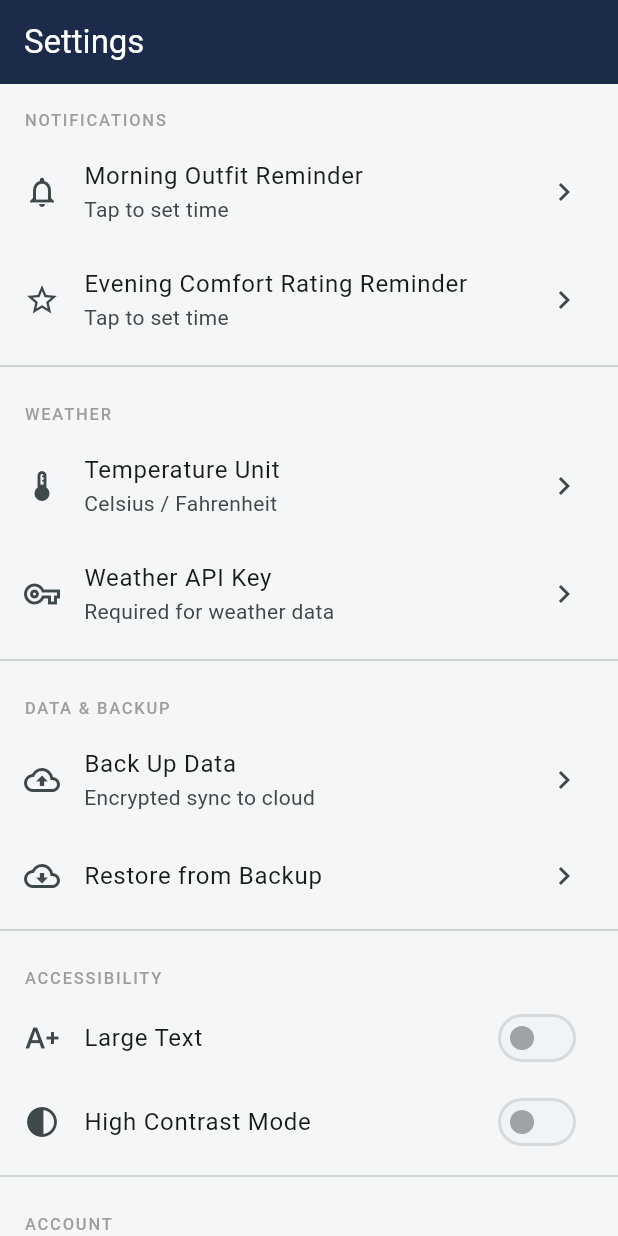
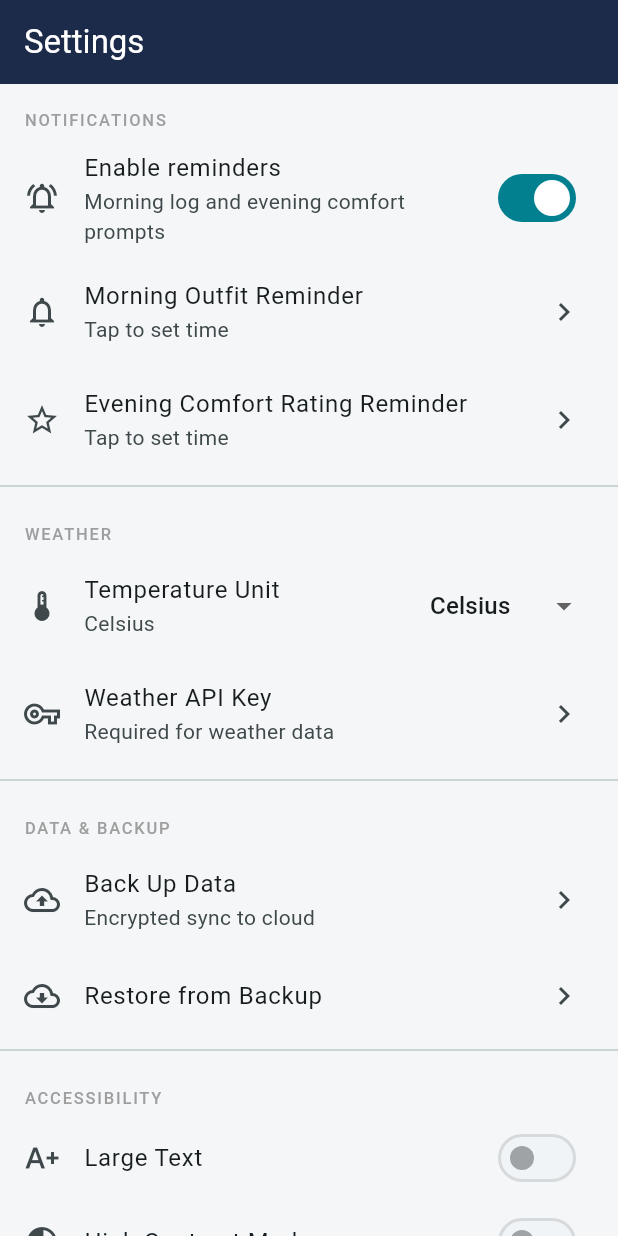
Before and after one commit to ToebyyBryant/SensoryWardrobe, a Flutter app: the SettingsScreen screen opened by its route, on a phone screen of 412 x 824 dp. Run offline on Flutter 3.47's test engine with Material 3 defaults, Android fonts, the phone set to English and light mode, and no system bars; our stand-ins replace cloud_firestore, firebase_auth, firebase_core, flutter_local_notifications, flutter_riverpod, flutter_secure_storage and 6 more; accounts and stored records are empty; generated files the repository leaves out were written again.

Commit message:
Wire settings and daily reminder scheduling
Implemented real notification reminders by adding timezone-based daily scheduling, permission requests, and app-level notification initialization. The settings screen is now fully interactive: users can enable/disable reminders, pick morning/evening times, change weather units, trigger backup/restore, and sign out with navigation to login. Also added focused SuggestionEngine tests covering warmth filtering, comfort-score ordering, and neutral scoring for unseen items,

```diff
--- a/sensory_wardrobe/lib/app.dart
+++ b/sensory_wardrobe/lib/app.dart
@@ -3,12 +3,14 @@ import 'package:flutter_riverpod/flutter_riverpod.dart';
 
 import 'core/router/app_router.dart';
 import 'core/theme/app_theme.dart';
+import 'features/notifications/presentation/providers/notification_providers.dart';
 
 class SensoryWardrobeApp extends ConsumerWidget {
   const SensoryWardrobeApp({super.key});
 
   @override
   Widget build(BuildContext context, WidgetRef ref) {
+    ref.watch(notificationInitProvider);
     final router = ref.watch(appRouterProvider);
 
     return MaterialApp.router(
--- a/sensory_wardrobe/lib/features/settings/presentation/screens/settings_screen.dart
+++ b/sensory_wardrobe/lib/features/settings/presentation/screens/settings_screen.dart
@@ -1,73 +1,210 @@
 import 'package:flutter/material.dart';
 import 'package:flutter_riverpod/flutter_riverpod.dart';
+import 'package:go_router/go_router.dart';
+
+import '../../../auth/presentation/providers/auth_providers.dart';
+import '../../../backup/presentation/providers/backup_providers.dart';
+import '../../../notifications/presentation/providers/notification_providers.dart';
+import '../providers/settings_providers.dart';
 
 /// P7.0 Notifications + P8.0 Backup settings
 class SettingsScreen extends ConsumerWidget {
   const SettingsScreen({super.key});
 
+  Future<void> _pickAndScheduleReminder(
+    BuildContext context,
+    WidgetRef ref, {
+    required String title,
+    required TimeOfDay initial,
+    required Future<void> Function(String value) persist,
+    required Future<void> Function(int hour, int minute) schedule,
+  }) async {
+    final selected = await showTimePicker(
+      context: context,
+      initialTime: initial,
+      helpText: title,
+    );
+
+    if (selected == null) return;
+
+    final hh = selected.hour.toString().padLeft(2, '0');
+    final mm = selected.minute.toString().padLeft(2, '0');
+    final value = '$hh:$mm';
+
+    await persist(value);
+    await schedule(selected.hour, selected.minute);
+  }
+
+  TimeOfDay _parseOrDefault(String? value, TimeOfDay fallback) {
+    if (value == null || !value.contains(':')) return fallback;
+    final parts = value.split(':');
+    if (parts.length != 2) return fallback;
+
+    final hour = int.tryParse(parts[0]);
+    final minute = int.tryParse(parts[1]);
+    if (hour == null || minute == null) return fallback;
+    if (hour < 0 || hour > 23 || minute < 0 || minute > 59) return fallback;
+
+    return TimeOfDay(hour: hour, minute: minute);
+  }
+
   @override
   Widget build(BuildContext context, WidgetRef ref) {
+    final settings = ref.watch(settingsProvider);
+    final settingsNotifier = ref.read(settingsProvider.notifier);
+    final notificationService = ref.read(notificationServiceProvider);
+    final backupState = ref.watch(backupNotifierProvider);
+
     return Scaffold(
       appBar: AppBar(title: const Text('Settings')),
       body: ListView(
-        children: const [
-          _SectionHeader('Notifications'),
-          ListTile(
-            leading: Icon(Icons.notifications_outlined),
-            title: Text('Morning Outfit Reminder'),
-            subtitle: Text('Tap to set time'),
-            trailing: Icon(Icons.chevron_right),
+        children: [
+          const _SectionHeader('Notifications'),
+          SwitchListTile(
+            secondary: const Icon(Icons.notifications_active_outlined),
+            title: const Text('Enable reminders'),
+            subtitle: const Text('Morning log and evening comfort prompts'),
+            value: settings.notificationsEnabled,
+            onChanged: (enabled) async {
+              await settingsNotifier.setNotificationsEnabled(enabled);
+
+              if (!enabled) {
+                await notificationService.cancelAll();
+                return;
+              }
+
+              await notificationService.initialize();
+              final morning = _parseOrDefault(
+                settings.morningReminderTime,
+                const TimeOfDay(hour: 8, minute: 0),
+              );
+              final evening = _parseOrDefault(
+                settings.eveningReminderTime,
+                const TimeOfDay(hour: 19, minute: 0),
+              );
+
+              await notificationService.scheduleMorningReminder(
+                morning.hour,
+                morning.minute,
+              );
+              await notificationService.scheduleEveningRatingReminder(
+                evening.hour,
+                evening.minute,
+              );
+            },
           ),
           ListTile(
-            leading: Icon(Icons.star_outline),
-            title: Text('Evening Comfort Rating Reminder'),
-            subtitle: Text('Tap to set time'),
-            trailing: Icon(Icons.chevron_right),
-          ),
-          Divider(),
-          _SectionHeader('Weather'),
-          ListTile(
-            leading: Icon(Icons.thermostat_outlined),
-            title: Text('Temperature Unit'),
-            subtitle: Text('Celsius / Fahrenheit'),
-            trailing: Icon(Icons.chevron_right),
+            leading: const Icon(Icons.notifications_outlined),
+            title: const Text('Morning Outfit Reminder'),
+            subtitle: Text(settings.morningReminderTime ?? 'Tap to set time'),
+            trailing: const Icon(Icons.chevron_right),
+            onTap: settings.notificationsEnabled
+                ? () => _pickAndScheduleReminder(
+                      context,
+                      ref,
+                      title: 'Morning reminder',
+                      initial: _parseOrDefault(
+                        settings.morningReminderTime,
+                        const TimeOfDay(hour: 8, minute: 0),
+                      ),
+                      persist: settingsNotifier.setMorningReminderTime,
+                      schedule: notificationService.scheduleMorningReminder,
+                    )
+                : null,
           ),
           ListTile(
+            leading: const Icon(Icons.star_outline),
+            title: const Text('Evening Comfort Rating Reminder'),
+            subtitle: Text(settings.eveningReminderTime ?? 'Tap to set time'),
+            trailing: const Icon(Icons.chevron_right),
+            onTap: settings.notificationsEnabled
+                ? () => _pickAndScheduleReminder(
+                      context,
+                      ref,
+                      title: 'Evening reminder',
+                      initial: _parseOrDefault(
+                        settings.eveningReminderTime,
+                        const TimeOfDay(hour: 19, minute: 0),
+                      ),
+                      persist: settingsNotifier.setEveningReminderTime,
+                      schedule:
+                          notificationService.scheduleEveningRatingReminder,
+                    )
+                : null,
+          ),
+          const Divider(),
+          const _SectionHeader('Weather'),
+          ListTile(
+            leading: const Icon(Icons.thermostat_outlined),
+            title: const Text('Temperature Unit'),
+            subtitle: Text(settings.weatherUnit == 'imperial'
+                ? 'Fahrenheit'
+                : 'Celsius'),
+            trailing: DropdownButton<String>(
+              value: settings.weatherUnit,
+              underline: const SizedBox.shrink(),
+              items: const [
+                DropdownMenuItem(value: 'metric', child: Text('Celsius')),
+                DropdownMenuItem(
+                    value: 'imperial', child: Text('Fahrenheit')),
+              ],
+              onChanged: (value) {
+                if (value != null) {
+                  settingsNotifier.setWeatherUnit(value);
+                }
+              },
+            ),
+          ),
+          const ListTile(
             leading: Icon(Icons.vpn_key_outlined),
             title: Text('Weather API Key'),
             subtitle: Text('Required for weather data'),
             trailing: Icon(Icons.chevron_right),
           ),
-          Divider(),
-          _SectionHeader('Data & Backup'),
+          const Divider(),
+          const _SectionHeader('Data & Backup'),
           ListTile(
-            leading: Icon(Icons.cloud_upload_outlined),
-            title: Text('Back Up Data'),
-            subtitle: Text('Encrypted sync to cloud'),
-            trailing: Icon(Icons.chevron_right),
+            leading: const Icon(Icons.cloud_upload_outlined),
+            title: const Text('Back Up Data'),
+            subtitle: const Text('Encrypted sync to cloud'),
+            trailing: const Icon(Icons.chevron_right),
+            onTap: () => ref.read(backupNotifierProvider.notifier).backup(),
           ),
           ListTile(
-            leading: Icon(Icons.cloud_download_outlined),
-            title: Text('Restore from Backup'),
-            trailing: Icon(Icons.chevron_right),
+            leading: const Icon(Icons.cloud_download_outlined),
+            title: const Text('Restore from Backup'),
+            trailing: const Icon(Icons.chevron_right),
+            onTap: () => ref.read(backupNotifierProvider.notifier).restore(),
           ),
-          Divider(),
-          _SectionHeader('Accessibility'),
-          ListTile(
+          if (backupState.message != null)
+            Padding(
+              padding: const EdgeInsets.symmetric(horizontal: 16, vertical: 8),
+              child: Text(backupState.message!),
+            ),
+          const Divider(),
+          const _SectionHeader('Accessibility'),
+          const ListTile(
             leading: Icon(Icons.text_increase_outlined),
             title: Text('Large Text'),
             trailing: Switch(value: false, onChanged: null),
           ),
-          ListTile(
+          const ListTile(
             leading: Icon(Icons.contrast_outlined),
             title: Text('High Contrast Mode'),
             trailing: Switch(value: false, onChanged: null),
           ),
-          Divider(),
-          _SectionHeader('Account'),
+          const Divider(),
+          const _SectionHeader('Account'),
           ListTile(
-            leading: Icon(Icons.logout, color: Colors.red),
-            title: Text('Sign Out', style: TextStyle(color: Colors.red)),
+            leading: const Icon(Icons.logout, color: Colors.red),
+            title:
+                const Text('Sign Out', style: TextStyle(color: Colors.red)),
+            onTap: () async {
+              await ref.read(activeProfileProvider.notifier).logout();
+              if (context.mounted) {
+                context.go('/login');
+              }
+            },
           ),
         ],
       ),
--- a/sensory_wardrobe/pubspec.yaml
+++ b/sensory_wardrobe/pubspec.yaml
@@ -49,6 +49,7 @@ dependencies:
 
   # Date/time utilities
   intl: ^0.19.0
+  timezone: ^0.9.4
 
   # Icons & UI extras
   flutter_svg: ^2.0.10+1
```
Also changed, not shown: sensory_wardrobe/lib/features/notifications/data/services/notification_service.dart (+93 -2 lines), sensory_wardrobe/pubspec.lock, 2 other files.
